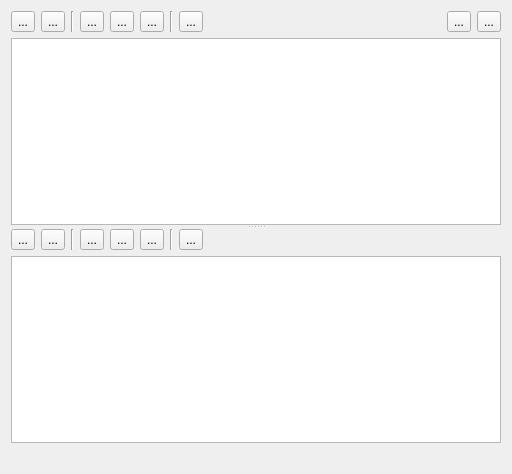
The window that ocreditor.ui (kernel1024/qmanga) describes before a commit, drawn with Qt 5.
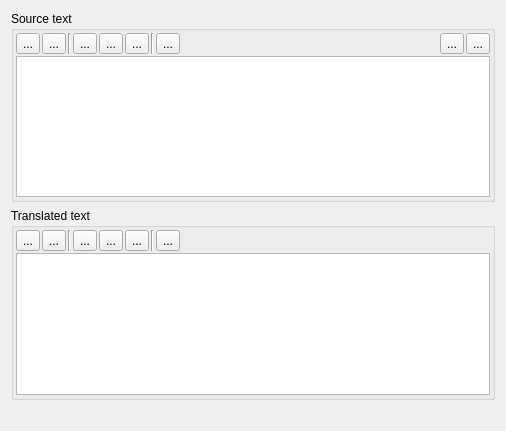
The same window after the commit. Icons and pictures are not drawn.

What changed in the file:
```diff
--- a/ocreditor.ui
+++ b/ocreditor.ui
@@ -6,8 +6,8 @@
    <rect>
     <x>0</x>
     <y>0</y>
-    <width>512</width>
-    <height>474</height>
+    <width>506</width>
+    <height>431</height>
    </rect>
   </property>
   <property name="windowTitle">
@@ -15,12 +15,26 @@
   </property>
   <layout class="QVBoxLayout" name="verticalLayout_3">
    <item>
-    <widget class="QSplitter" name="splitter">
-     <property name="orientation">
-      <enum>Qt::Vertical</enum>
+    <widget class="QGroupBox" name="groupSource">
+     <property name="title">
+      <string>Source text</string>
      </property>
-     <widget class="QWidget" name="">
       <layout class="QVBoxLayout" name="verticalLayout_2">
+      <property name="spacing">
+       <number>2</number>
+      </property>
+      <property name="leftMargin">
+       <number>2</number>
+      </property>
+      <property name="topMargin">
+       <number>2</number>
+      </property>
+      <property name="rightMargin">
+       <number>2</number>
+      </property>
+      <property name="bottomMargin">
+       <number>2</number>
+      </property>
        <item>
         <layout class="QHBoxLayout" name="horizontalLayout">
          <item>
@@ -177,8 +191,28 @@
        </item>
       </layout>
      </widget>
-     <widget class="QWidget" name="">
+   </item>
+   <item>
+    <widget class="QGroupBox" name="groupTranslation">
+     <property name="title">
+      <string>Translated text</string>
+     </property>
       <layout class="QVBoxLayout" name="verticalLayout">
+      <property name="spacing">
+       <number>2</number>
+      </property>
+      <property name="leftMargin">
+       <number>2</number>
+      </property>
+      <property name="topMargin">
+       <number>2</number>
+      </property>
+      <property name="rightMargin">
+       <number>2</number>
+      </property>
+      <property name="bottomMargin">
+       <number>2</number>
+      </property>
        <item>
         <layout class="QHBoxLayout" name="horizontalLayout_2">
          <item>
@@ -305,7 +339,6 @@
        </item>
       </layout>
      </widget>
-    </widget>
    </item>
    <item>
     <widget class="QLabel" name="status">
```
Left out of the diff: 74 changed lines with no effect on the pictures. Lines whose indentation alone changed are shown as unchanged.
